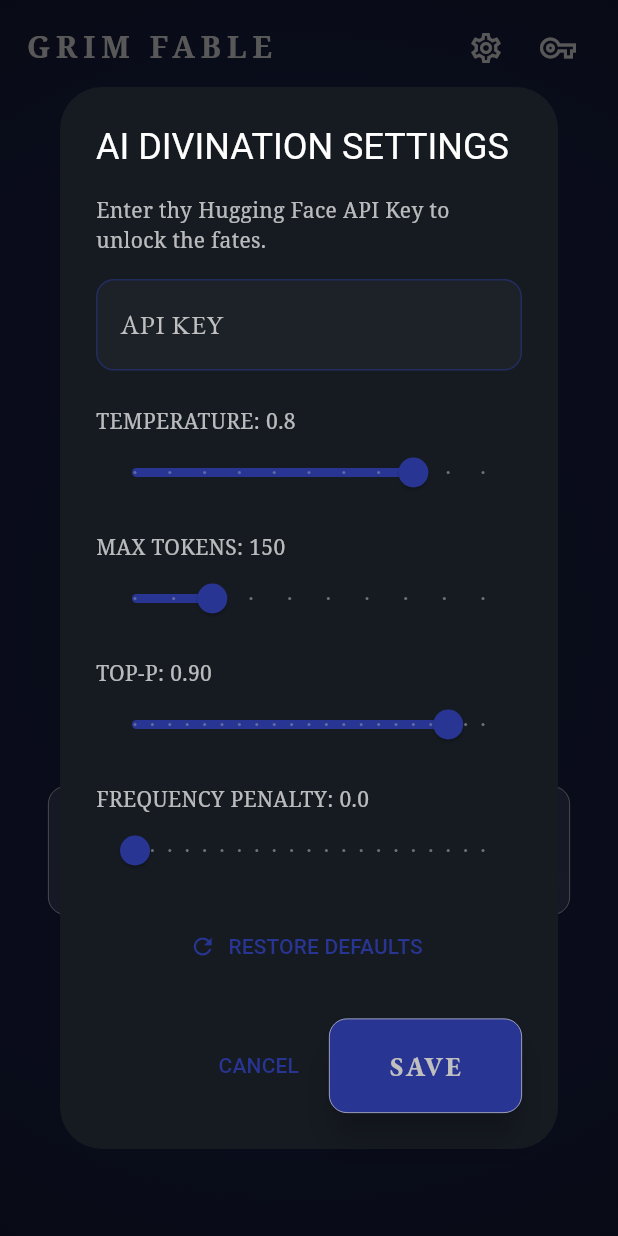
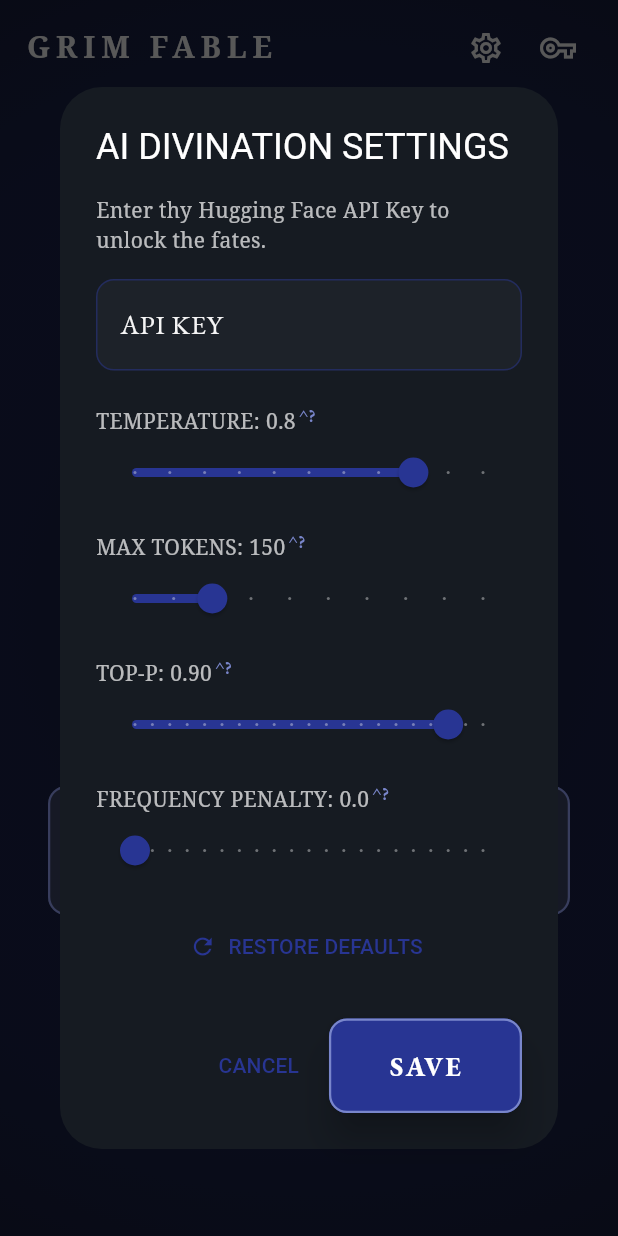
Before and after one commit to RobLobsta/Grim_Fable, a Flutter app: the screen it shows after launch, after a tap on the "vpn key" icon, on a phone screen of 412 x 824 dp. Run offline on Flutter 3.47's test engine with Material 3 defaults, Android fonts, the phone set to English and light mode, and no system bars; our stand-ins replace dio, flutter_markdown, flutter_riverpod, font_awesome_flutter, go_router, google_fonts and 2 more; accounts and stored records are empty.

```diff
--- a/grim_fable/lib/core/utils/theme.dart
+++ b/grim_fable/lib/core/utils/theme.dart
@@ -6,7 +6,7 @@ class GrimFableTheme {
     Color primaryColor;
     Color backgroundColor;
     Color accentColor;
-    Color textColor = const Color(0xFFC0C0C0);
+    Color textColor = const Color(0xFFE0E0E0);
     String bodyFont;
     String displayFont;
 
@@ -40,7 +40,7 @@ class GrimFableTheme {
         displayFont = 'EB Garamond';
     }
 
-    const secondaryColor = Color(0xFFC0C0C0);
+    const secondaryColor = Color(0xFFF5F5F5); // Brighter for better contrast
     const surfaceColor = Color(0xFF161B22);
 
     return ThemeData(
@@ -122,11 +122,11 @@ class GrimFableTheme {
       elevatedButtonTheme: ElevatedButtonThemeData(
         style: ElevatedButton.styleFrom(
           backgroundColor: primaryColor,
-          foregroundColor: secondaryColor,
+          foregroundColor: Colors.white,
           padding: const EdgeInsets.symmetric(horizontal: 40, vertical: 20),
           shape: RoundedRectangleBorder(
             borderRadius: BorderRadius.circular(12),
-            side: const BorderSide(color: secondaryColor, width: 0.5),
+            side: BorderSide(color: accentColor, width: 1.5),
           ),
           elevation: 10,
           textStyle: GoogleFonts.getFont(
@@ -140,7 +140,7 @@ class GrimFableTheme {
       outlinedButtonTheme: OutlinedButtonThemeData(
         style: OutlinedButton.styleFrom(
           foregroundColor: secondaryColor,
-          side: const BorderSide(color: secondaryColor, width: 1.5),
+          side: BorderSide(color: accentColor, width: 2),
           padding: const EdgeInsets.symmetric(horizontal: 40, vertical: 20),
           shape: RoundedRectangleBorder(
             borderRadius: BorderRadius.circular(12),
--- a/grim_fable/lib/shared/widgets/ai_settings_dialog.dart
+++ b/grim_fable/lib/shared/widgets/ai_settings_dialog.dart
@@ -73,6 +73,46 @@ class _AiSettingsDialogInternalState extends State<_AiSettingsDialogInternal> {
   late double _topP;
   late double _frequencyPenalty;
 
+  Widget _buildSettingTitle(String label, String helpMessage) {
+    return Row(
+      mainAxisSize: MainAxisSize.min,
+      children: [
+        Text(
+          label,
+          style: const TextStyle(fontFamily: 'Serif', fontSize: 14, color: Colors.white70),
+        ),
+        GestureDetector(
+          onTap: () {
+            showDialog(
+              context: context,
+              builder: (context) => AlertDialog(
+                title: Text(label),
+                content: Text(helpMessage),
+                actions: [
+                  TextButton(
+                    onPressed: () => Navigator.pop(context),
+                    child: const Text('UNDERSTOOD'),
+                  ),
+                ],
+              ),
+            );
+          },
+          child: Transform.translate(
+            offset: const Offset(2, -4),
+            child: Text(
+              '^?',
+              style: TextStyle(
+                fontSize: 12,
+                fontWeight: FontWeight.bold,
+                color: Theme.of(context).colorScheme.tertiary,
+              ),
+            ),
+          ),
+        ),
+      ],
+    );
+  }
+
   @override
   void initState() {
     super.initState();
@@ -123,9 +163,9 @@ class _AiSettingsDialogInternalState extends State<_AiSettingsDialogInternal> {
               style: const TextStyle(fontFamily: 'Serif'),
             ),
             const SizedBox(height: 24),
-            Text(
+            _buildSettingTitle(
               'TEMPERATURE: ${_temperature.toStringAsFixed(1)}',
-              style: const TextStyle(fontFamily: 'Serif', fontSize: 14, color: Colors.white70),
+              'Controls randomness. Higher values make output more creative but less predictable.',
             ),
             Slider(
               value: _temperature.clamp(0.0, 1.0),
@@ -139,9 +179,9 @@ class _AiSettingsDialogInternalState extends State<_AiSettingsDialogInternal> {
               },
             ),
             const SizedBox(height: 16),
-            Text(
+            _buildSettingTitle(
               'MAX TOKENS: $_maxTokens',
-              style: const TextStyle(fontFamily: 'Serif', fontSize: 14, color: Colors.white70),
+              'The maximum length of the generated response.',
             ),
             Slider(
               value: _maxTokens.toDouble().clamp(50, 500),
@@ -155,9 +195,9 @@ class _AiSettingsDialogInternalState extends State<_AiSettingsDialogInternal> {
               },
             ),
             const SizedBox(height: 16),
-            Text(
+            _buildSettingTitle(
               'TOP-P: ${_topP.toStringAsFixed(2)}',
-              style: const TextStyle(fontFamily: 'Serif', fontSize: 14, color: Colors.white70),
+              'Also known as nucleus sampling; another way to control the diversity of the response.',
             ),
             Slider(
               value: _topP.clamp(0.0, 1.0),
@@ -171,9 +211,9 @@ class _AiSettingsDialogInternalState extends State<_AiSettingsDialogInternal> {
               },
             ),
             const SizedBox(height: 16),
-            Text(
+            _buildSettingTitle(
               'FREQUENCY PENALTY: ${_frequencyPenalty.toStringAsFixed(1)}',
-              style: const TextStyle(fontFamily: 'Serif', fontSize: 14, color: Colors.white70),
+              'Decreases the likelihood of the model repeating the same line verbatim.',
             ),
             Slider(
               value: _frequencyPenalty.clamp(0.0, 2.0),
```
Also changed, not shown: grim_fable/lib/core/services/ai_service.dart (+13 -1 lines), grim_fable/lib/core/services/hf_ai_service.dart (+37 -5 lines), grim_fable/lib/features/character/character_creation_screen.dart (+36 -3 lines), 3 other files.
